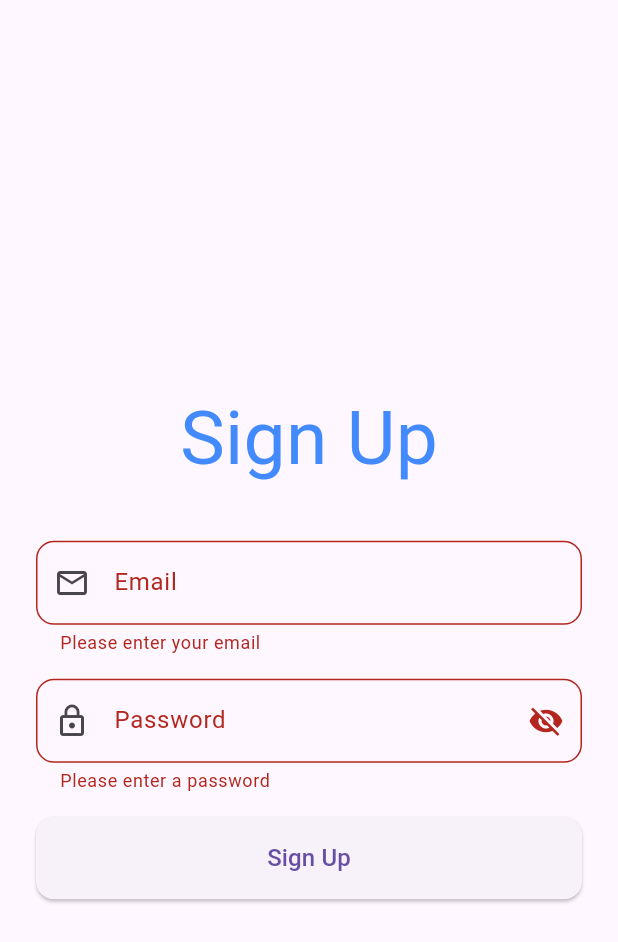
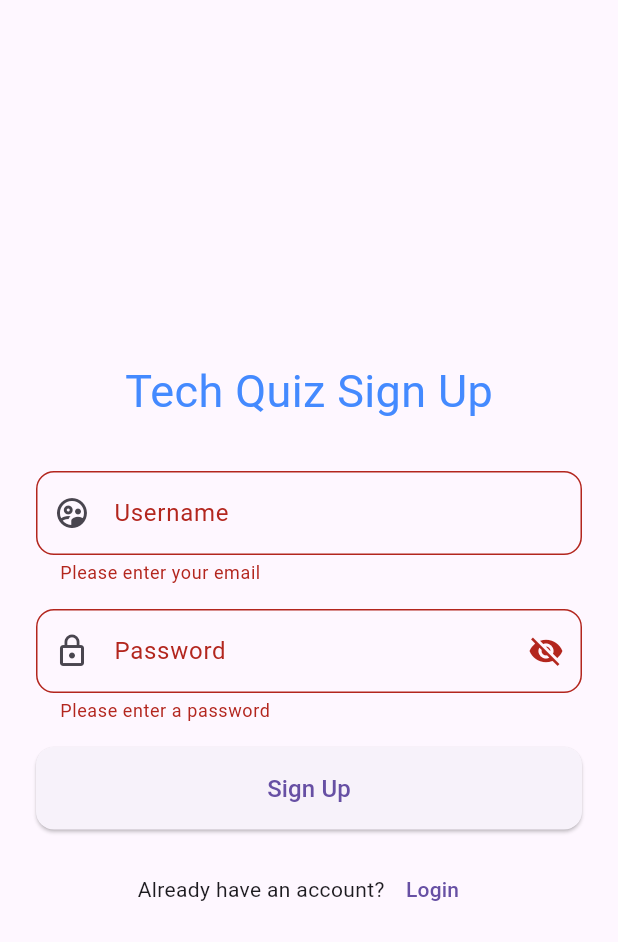
Before and after one commit to udara-neminda-chandrawansa/group_16_entertainment_app, a Flutter app: the SignupPage screen opened directly, after a tap on "Sign Up", on a phone screen of 412 x 824 dp. Shown: the top 942 px of the screen. Run offline on Flutter 3.47's test engine with Material 3 defaults, Android fonts, the light colour scheme and no system bars; our stand-ins replace supabase_flutter; accounts and stored records are empty; network calls fail.

Commit message:
signup fixed, progress saving added

```diff
--- a/lib/screens/LeaderBoard.dart
+++ b/lib/screens/LeaderBoard.dart
@@ -35,6 +35,7 @@ class _LeaderboardScreenState extends State<LeaderboardScreen> {
         child: AppBar(
           leading: IconButton(
             icon: const Icon(Icons.arrow_back),
+            tooltip: "Back",
             onPressed: () {
               Navigator.pop(context);
             },
--- a/lib/screens/login.dart
+++ b/lib/screens/login.dart
@@ -33,18 +33,22 @@ class _LoginPageState extends State<LoginPage> {
         final response =
             await Supabase.instance.client
                 .from('users') // Replace 'users' with your actual table name
-                .select('username, password, points')
+                .select('user_id, username, password, points')
                 .filter('username', 'eq', username)
                 .filter('password', 'eq', password)
                 .single(); // Use .single() to retrieve a single user
 
         // Check if the sign-in was successful
         if (response.isNotEmpty) {
+          var user_id = response.values.first;
+          var score = response.values.last;
           // User is logged in successfully, navigate to HomePage
-          print('Logged in successfully: $username');
+          print('Logged in successfully: $username User ID: $user_id');
           Navigator.push(
             context,
-            MaterialPageRoute(builder: (context) => HomePage()),
+            MaterialPageRoute(
+              builder: (context) => HomePage(userId: user_id, prevScore: score),
+            ),
           );
         } else {
           // Handle invalid credentials or errors
@@ -79,7 +83,7 @@ class _LoginPageState extends State<LoginPage> {
                   Center(
                     // show app name as banner text
                     child: const Text(
-                      'Tech Quiz',
+                      'Tech Quiz Login',
                       style: TextStyle(
                         color: Colors.purpleAccent,
                         fontSize: 30,
@@ -92,7 +96,9 @@ class _LoginPageState extends State<LoginPage> {
                     controller: _usernameController,
                     decoration: InputDecoration(
                       labelText: 'Username',
-                      prefixIcon: const Icon(Icons.email_outlined),
+                      prefixIcon: const Icon(
+                        Icons.supervised_user_circle_outlined,
+                      ),
                       border: OutlineInputBorder(
                         borderRadius: BorderRadius.circular(12),
                       ),
--- a/lib/screens/signup.dart
+++ b/lib/screens/signup.dart
@@ -1,6 +1,7 @@
 // imports
 import 'login.dart';
 import 'package:flutter/material.dart';
+import 'package:supabase_flutter/supabase_flutter.dart';
 
 class SignupPage extends StatefulWidget {
   const SignupPage({Key? key}) : super(key: key);
@@ -14,23 +15,64 @@ class _SignupPageState extends State<SignupPage> {
   // assign a unique identifier to the form
   final _formKey = GlobalKey<FormState>();
   // text controllers
-  final _emailController = TextEditingController();
+  final _usernameController = TextEditingController();
   final _passwordController = TextEditingController();
   bool _isPasswordVisible = false; // var to store psw visibility
 
-  // method to signup
   void _signup() async {
     // this verifies the controls are all filled out
     if (_formKey.currentState!.validate()) {
-      print('Signed up');
-      // CODE TO CREATE USER ACCOUNT
-      // add user to db, show result
-      print("Number of users added: ");
-      // show news page
-      Navigator.push(
-        context,
-        MaterialPageRoute(builder: (context) => LoginPage()),
-      );
+      final name = _usernameController.text.trim();
+      final password = _passwordController.text.trim();
+
+      try {
+        // Get the number of rows in the users table
+        final response = await Supabase.instance.client
+            .from('users')
+            .select('user_id');
+
+        var rowCount = 0;
+        var userId = "user_1";
+
+        if (response.isNotEmpty) {
+          rowCount = response.length;
+          userId = 'user_${rowCount + 1}';
+        }
+
+        // Insert new user into the database
+        final insertResponse = await Supabase.instance.client
+            .from('users')
+            .insert({
+              'user_id': userId,
+              'username': name,
+              'password': password,
+              'points': 0,
+            })
+            .select('user_id');
+
+        if (insertResponse.isNotEmpty) {
+          print('Signed up successfully');
+          ScaffoldMessenger.of(context).showSnackBar(
+            const SnackBar(content: Text('Account created successfully!')),
+          );
+
+          // Navigate to the login page
+          Navigator.push(
+            context,
+            MaterialPageRoute(builder: (context) => LoginPage()),
+          );
+        } else {
+          // Show error message
+          ScaffoldMessenger.of(
+            context,
+          ).showSnackBar(SnackBar(content: Text('Sign up failed!')));
+        }
+      } catch (e) {
+        // Handle any other errors
+        ScaffoldMessenger.of(
+          context,
+        ).showSnackBar(SnackBar(content: Text('Error: ${e.toString()}')));
+      }
     }
   }
 
@@ -52,17 +94,19 @@ class _SignupPageState extends State<SignupPage> {
                   Center(
                     // display banner text
                     child: const Text(
-                      'Sign Up',
-                      style: TextStyle(color: Colors.blueAccent, fontSize: 50),
+                      'Tech Quiz Sign Up',
+                      style: TextStyle(color: Colors.blueAccent, fontSize: 30),
                     ),
                   ),
                   const SizedBox(height: 32),
                   // Email Input
                   TextFormField(
-                    controller: _emailController,
+                    controller: _usernameController,
                     decoration: InputDecoration(
-                      labelText: 'Email',
-                      prefixIcon: const Icon(Icons.email_outlined),
+                      labelText: 'Username',
+                      prefixIcon: const Icon(
+                        Icons.supervised_user_circle_outlined,
+                      ),
                       border: OutlineInputBorder(
                         borderRadius: BorderRadius.circular(12),
                       ),
@@ -126,6 +170,26 @@ class _SignupPageState extends State<SignupPage> {
                       style: TextStyle(fontSize: 16),
                     ),
                   ),
+                  const SizedBox(height: 16), // spacing
+                  // Go back to login Option
+                  Row(
+                    mainAxisAlignment: MainAxisAlignment.center,
+                    children: [
+                      const Text('Already have an account?'),
+                      TextButton(
+                        onPressed: () {
+                          Navigator.push(
+                            // show sign up page
+                            context,
+                            MaterialPageRoute(
+                              builder: (context) => LoginPage(),
+                            ),
+                          );
+                        },
+                        child: const Text('Login'),
+                      ),
+                    ],
+                  ),
                 ],
               ),
             ),
@@ -138,7 +202,7 @@ class _SignupPageState extends State<SignupPage> {
   @override
   void dispose() {
     // Clean up controllers
-    _emailController.dispose();
+    _usernameController.dispose();
     _passwordController.dispose();
     super.dispose();
   }
```
Also changed, not shown: lib/main.dart (+22 -3 lines), lib/screens/GameScreen.dart (+56 -3 lines).
